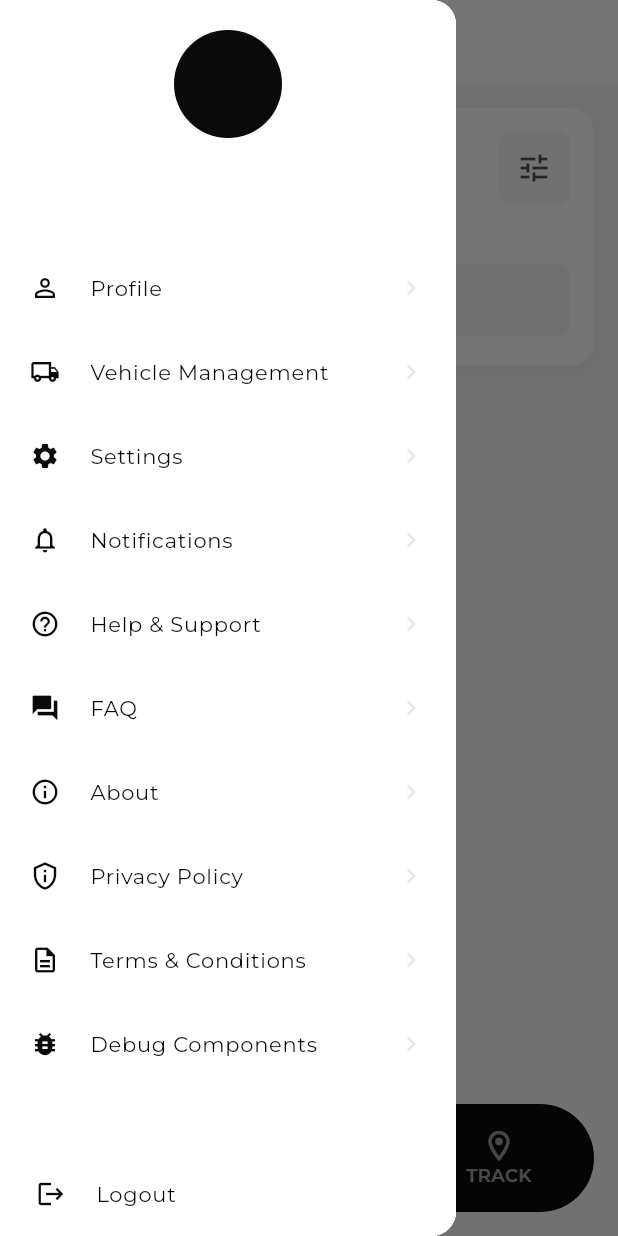
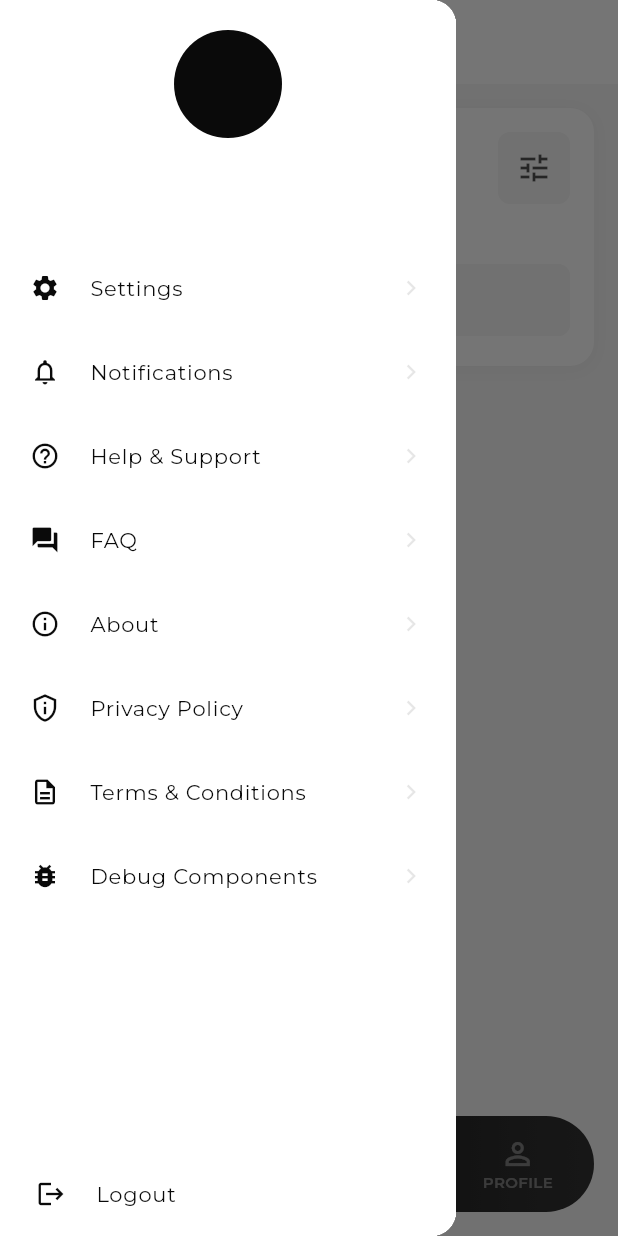
Before and after one commit to ahmetkadircicek/limo, a Flutter app: the HomeView screen opened directly, with the side drawer open, on a phone screen of 412 x 824 dp. Run offline on Flutter 3.47's test engine with Material 3 defaults, Android fonts, the phone set to English and light mode, and no system bars; our stand-ins replace flutter_dotenv, font_awesome_flutter, geocoding, geolocator, google_fonts, google_maps_flutter and 5 more; missing offline and left inert: pointycastle; accounts and stored records are empty.

Commit message:
refactor: clean up and optimize vehicle and job management components
- Remove unused methods and properties from VehicleCategory enum and FleetManagementViewMixin to streamline code.
- Refactor FleetVehicleRegistrationWidget to enhance layout and styling consistency.
- Update HomeView and HomeViewModel to simplify navigation handling and remove deprecated drawer items.
- Adjust BottomNavigationBar and CustomNavBarItem for improved UI consistency and responsiveness.
- Clean up job list components by removing unnecessary refresh logic and optimizing state management.
- Enhance job listing views with better padding and icon handling for improved user experience.

```diff
--- a/lib/feature/fleet_management/view/fleet_management_view.dart
+++ b/lib/feature/fleet_management/view/fleet_management_view.dart
@@ -68,9 +68,7 @@ class _FleetManagementViewState extends State<FleetManagementView>
 
   /// Build scrollable main content
   Widget _buildScrollableMainContent() {
-    return RefreshIndicator(
-      onRefresh: refreshVehicles,
-      child: CustomScrollView(
+    return CustomScrollView(
       controller: scrollController,
       physics: const AlwaysScrollableScrollPhysics(),
       slivers: [
@@ -88,7 +86,6 @@ class _FleetManagementViewState extends State<FleetManagementView>
             ),
           ),
       ],
-      ),
     );
   }
 
--- a/lib/feature/fleet_management/view/fleet_management_view_mixin.dart
+++ b/lib/feature/fleet_management/view/fleet_management_view_mixin.dart
@@ -41,12 +41,6 @@ mixin FleetManagementViewMixin<T extends StatefulWidget> on State<T> {
     } finally {
       setState(() => _isLoading = false);
     }
-  }
-
-  /// Refresh the vehicle list
-  Future<void> refreshVehicles() async {
-    await _loadVehicles();
-    _showSuccessSnackBar('Vehicle list updated');
   }
 
   /// Add new vehicle
--- a/lib/feature/home/view/home_view.dart
+++ b/lib/feature/home/view/home_view.dart
@@ -39,19 +39,11 @@ class HomeView extends StatelessWidget {
     BuildContext context,
   ) {
     return AppDrawer(
-      onProfileTap: () {
-        Navigator.of(context).pop(); // Close drawer
-        homePageViewModel.navigateToProfile();
-      },
       onLogoutTap: () async {
         await _handleLogout(context);
         if (context.mounted) {
           Navigator.of(context).pop(); // Close drawer
         }
-      },
-      onVehicleManagementTap: () {
-        Navigator.of(context).pop(); // Close drawer
-        homePageViewModel.navigateToVehicleManagement();
       },
       onDebugTap: () {
         Navigator.of(context).pop(); // Close drawer
@@ -135,13 +127,11 @@ class HomeView extends StatelessWidget {
   /// Build the main page content with PageView
   Widget _buildPageContent(HomeViewModel homePageViewModel) {
     return PageView(
-      physics: const NeverScrollableScrollPhysics(),
+      physics: const PageScrollPhysics(),
       controller: homePageViewModel.pageController,
       onPageChanged: homePageViewModel.onPageChanged,
       children: [
-        JobListView(
-          onRefresh: () => homePageViewModel.onJobCreated(),
-        ), // Jobs - Index 0
+        JobListView(), // Jobs - Index 0
         const JobListingView(), // Post job - Index 1
         const JobTrackingView(), // Job tracking - Index 2
         const FleetManagementView(), // Fleet Management - Index 3
--- a/lib/feature/home/widgets/bottom_navigation_bar.dart
+++ b/lib/feature/home/widgets/bottom_navigation_bar.dart
@@ -17,10 +17,15 @@ class HomeBottomNavigationBar extends StatelessWidget {
   @override
   Widget build(BuildContext context) {
     return Container(
-      height: 72,
+      height: 64,
       margin: context.paddingL,
+      padding: context.horizontalL,
       decoration: BoxDecoration(
-        color: context.primary,
+        gradient: LinearGradient(
+          colors: [context.primary, Color(0xFF333333)],
+          begin: Alignment.centerLeft,
+          end: Alignment.centerRight,
+        ),
         borderRadius: context.radiusRound,
         boxShadow: context.shadowMedium,
       ),
@@ -54,10 +59,34 @@ class HomeBottomNavigationBar extends StatelessWidget {
             child: CustomNavBarItem(
               icon:
                   viewModel.selectedIndex == 2
-                      ? Icons.location_on
-                      : Icons.location_on_outlined,
+                      ? Icons.timeline
+                      : Icons.timeline_outlined,
               text: 'TRACK',
               index: 2,
+              selectedIndex: viewModel.selectedIndex,
+              onTap: viewModel.onItemTapped,
+            ),
+          ),
+          Expanded(
+            child: CustomNavBarItem(
+              icon:
+                  viewModel.selectedIndex == 3
+                      ? Icons.directions_car
+                      : Icons.directions_car_outlined,
+              text: 'FLEET',
+              index: 3,
+              selectedIndex: viewModel.selectedIndex,
+              onTap: viewModel.onItemTapped,
+            ),
+          ),
+          Expanded(
+            child: CustomNavBarItem(
+              icon:
+                  viewModel.selectedIndex == 4
+                      ? Icons.person
+                      : Icons.person_outline,
+              text: 'PROFILE',
+              index: 4,
               selectedIndex: viewModel.selectedIndex,
               onTap: viewModel.onItemTapped,
             ),
--- a/lib/feature/home/widgets/custom_nav_bar_item.dart
+++ b/lib/feature/home/widgets/custom_nav_bar_item.dart
@@ -25,12 +25,7 @@ class CustomNavBarItem extends StatelessWidget {
   Widget build(BuildContext context) {
     bool isSelected = index == selectedIndex;
     final Color iconColor =
-        isSelected
-            ? context
-                .secondary // Uber green for selected
-            : context.surface.withValues(
-              alpha: 0.6,
-            ); // White with opacity for unselected
+        isSelected ? context.secondary : context.surface.withValues(alpha: 0.4);
 
     return GestureDetector(
       onTap: () => onTap(index),
@@ -39,7 +34,12 @@ class CustomNavBarItem extends StatelessWidget {
         crossAxisAlignment: CrossAxisAlignment.center,
         children: [
           Icon(icon, color: iconColor),
-          AppText.caption(text, color: iconColor),
+          AppText(
+            text,
+            color: iconColor,
+            fontSize: 10,
+            fontWeight: FontWeight.w600,
+          ),
         ],
       ),
     );
--- a/lib/feature/job_list/view/job_list_view.dart
+++ b/lib/feature/job_list/view/job_list_view.dart
@@ -6,9 +6,7 @@ import 'package:limo/feature/job_list/widgets/job_list_header_widget.dart';
 
 /// Job list view displaying available jobs with search and filtering capabilities
 class JobListView extends StatefulWidget {
-  final VoidCallback? onRefresh;
-
-  const JobListView({super.key, this.onRefresh});
+  const JobListView({super.key});
 
   @override
   State<JobListView> createState() => _JobListViewState();
@@ -42,11 +40,8 @@ class _JobListViewState extends State<JobListView>
   Widget _buildMainContainer(BuildContext context) {
     return Container(
       color: context.surfaceContainer,
-      child: RefreshIndicator(
-        onRefresh: () => handleRefresh(widget.onRefresh),
-        child: CustomScrollView(
-          slivers: [_buildHeaderSection(), _buildJobListSection()],
-        ),
+      child: CustomScrollView(
+        slivers: [_buildHeaderSection(), _buildJobListSection()],
       ),
     );
   }
--- a/lib/feature/profile/view/profile_view.dart
+++ b/lib/feature/profile/view/profile_view.dart
@@ -257,7 +257,6 @@ class _ProfileViewState extends State<ProfileView> with ProfileViewMixin {
       decoration: BoxDecoration(
         color: infoColor.withValues(alpha: 0.1),
         borderRadius: context.radiusMedium,
-        border: Border.all(color: infoColor.withValues(alpha: 0.3), width: 1),
       ),
       child: Row(
         children: [
--- a/lib/shared/app_drawer.dart
+++ b/lib/shared/app_drawer.dart
@@ -7,9 +7,7 @@ import 'package:provider/provider.dart';
 
 /// Main drawer widget for the application navigation
 class AppDrawer extends StatelessWidget {
-  final VoidCallback? onProfileTap;
   final VoidCallback? onLogoutTap;
-  final VoidCallback? onVehicleManagementTap;
   final VoidCallback? onDebugTap;
   final VoidCallback? onSettingsTap;
   final VoidCallback? onHelpSupportTap;
@@ -21,9 +19,7 @@ class AppDrawer extends StatelessWidget {
 
   const AppDrawer({
     super.key,
-    this.onProfileTap,
     this.onLogoutTap,
-    this.onVehicleManagementTap,
     this.onDebugTap,
     this.onSettingsTap,
     this.onHelpSupportTap,
@@ -110,20 +106,6 @@ class AppDrawer extends StatelessWidget {
         physics: const ClampingScrollPhysics(),
         padding: EdgeInsets.zero,
         children: [
-          // Main Navigation Group
-          _buildDrawerItem(
-            icon: Icons.person_outline,
-            title: 'Profile',
-            onTap: onProfileTap,
-            context: context,
-          ),
-          _buildDrawerItem(
-            icon: Icons.local_shipping_outlined,
-            title: 'Vehicle Management',
-            onTap: onVehicleManagementTap,
-            context: context,
-          ),
-
           // Settings & Notifications Group
           _buildDrawerItem(
             icon: Icons.settings,
--- a/lib/shared/app_profile_image.dart
+++ b/lib/shared/app_profile_image.dart
@@ -1,7 +1,6 @@
 import 'dart:io'; // Added for File
 
 import 'package:flutter/material.dart';
-import 'package:limo/core/constants/design_tokens.dart';
 import 'package:limo/core/extensions/general_extensions.dart';
 import 'package:limo/core/utils/image_helper.dart';
 
@@ -58,25 +57,18 @@ class AppProfileImage extends StatelessWidget {
           // Edit icon positioned outside the circle
           if (showEditIcon)
             Positioned(
-              bottom: -2,
-              right: -2,
+              bottom: context.spacingS,
+              right: context.spacingS,
               child: Container(
-                padding: const EdgeInsets.all(DesignTokens.spacing1),
+                padding: context.paddingS,
                 decoration: BoxDecoration(
                   color: context.primary,
                   shape: BoxShape.circle,
                   border: Border.all(color: context.surface, width: 2),
-                  boxShadow: [
-                    BoxShadow(
-                      color: Colors.black.withValues(alpha: 0.2),
-                      blurRadius: 4,
-                      offset: const Offset(0, 2),
-                    ),
-                  ],
                 ),
                 child: Icon(
                   Icons.edit,
-                  size: size * 0.25,
+                  size: context.iconMedium,
                   color: context.onPrimary,
                 ),
               ),
--- a/lib/shared/app_snackbar.dart
+++ b/lib/shared/app_snackbar.dart
@@ -15,7 +15,7 @@ class AppSnackbar {
     entry = OverlayEntry(
       builder: (context) {
         return Positioned(
-          top: context.spacingM,
+          top: context.height * 0.1,
           left: context.spacingM,
           right: context.spacingM,
           child: Material(
```
Also changed, not shown: lib/core/enums/vehicle_category_enum.dart (+0 -12 lines), lib/feature/fleet_vehicle_registration/widgets/fleet_vehicle_registration_widget.dart (+9 -1 lines), lib/feature/home/viewmodel/home_view_model.dart (+8 -25 lines), lib/feature/job_list/view/job_list_mixin.dart (+0 -9 lines), lib/feature/job_list/viewmodel/job_list_view_model.dart (+0 -7 lines), lib/feature/job_listing/view/job_listing_view.dart (+12 -18 lines). Lines whose indentation alone changed are shown as unchanged.
